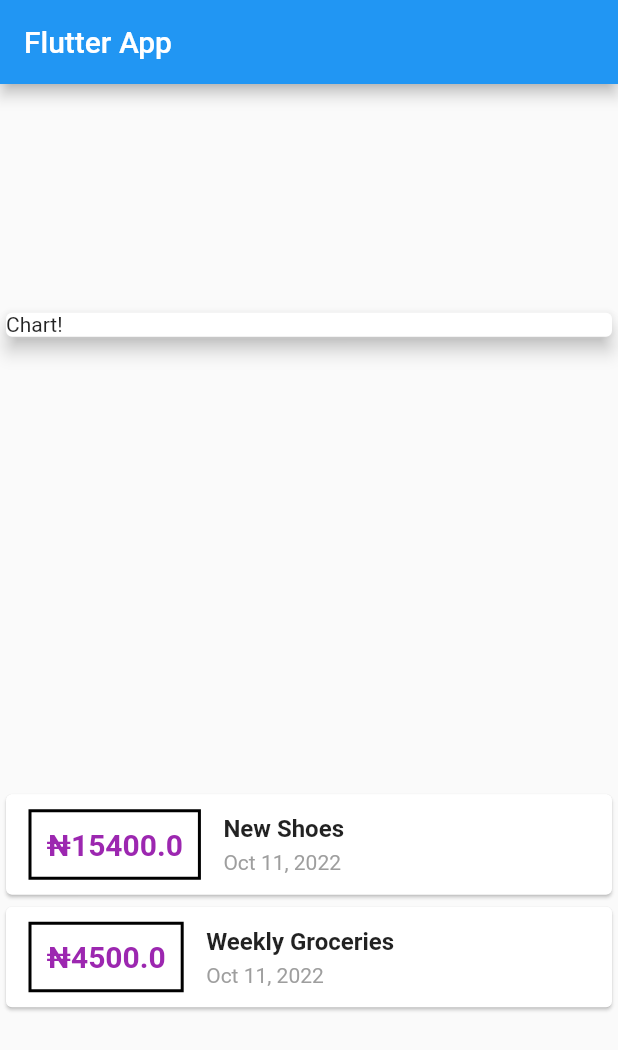
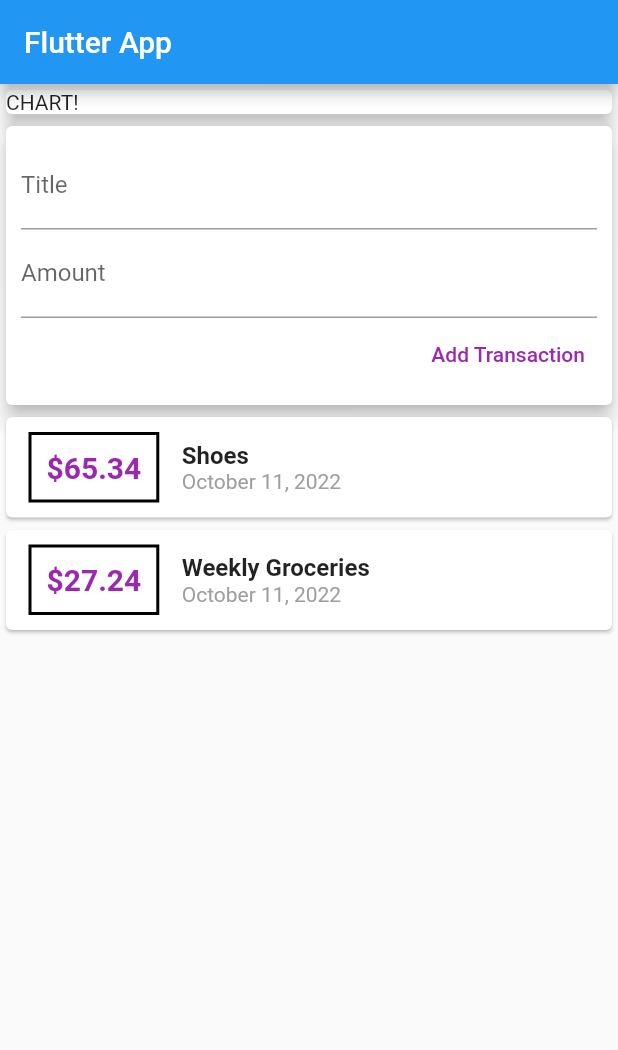
Before and after one commit to Mbiman/Personal_Expenses_App, a Flutter app: the screen it shows after launch, on a phone screen of 412 x 824 dp. Shown: the top 1050 px of the screen. Run offline on Flutter 3.47's test engine with Material 2 defaults, Android fonts, the phone set to English and light mode, and no system bars; our stand-ins replace google_fonts; Roboto replaces fonts that are missing (Ubuntu).

Commit message:
List View

```diff
--- a/lib/main.dart
+++ b/lib/main.dart
@@ -1,18 +1,12 @@
 import 'package:flutter/material.dart';
-import 'package:google_fonts/google_fonts.dart';
-import 'package:my_expenses/transaction.dart';
-import 'package:intl/intl.dart';
+import 'package:my_expenses/widgets/user_transactions.dart';
 
-void main() {
-  runApp(const MyApp());
-}
+void main() => runApp(MyApp());
 
 class MyApp extends StatelessWidget {
-  const MyApp({Key? key}) : super(key: key);
-
   @override
   Widget build(BuildContext context) {
-    return const MaterialApp(
+    return MaterialApp(
       title: 'Flutter App',
       home: MyHomePage(),
     );
@@ -20,87 +14,26 @@ class MyApp extends StatelessWidget {
 }
 
 class MyHomePage extends StatelessWidget {
-  const MyHomePage({Key? key}) : super(key: key);
   @override
   Widget build(BuildContext context) {
-    final List<Transaction> transactions = [
-      Transaction(
-        id: 't1',
-        title: 'New Shoes',
-        amount: 15400,
-        date: DateTime.now(),
-      ),
-      Transaction(
-        id: 't2',
-        title: 'Weekly Groceries',
-        amount: 4500,
-        date: DateTime.now(),
-      )
-    ];
     return Scaffold(
       appBar: AppBar(
-        title: const Text('Flutter App'),
+        title: Text('Flutter App'),
       ),
-      body: Column(
-        mainAxisAlignment: MainAxisAlignment.spaceAround,
+      body: SingleChildScrollView(
+        child: Column(
           crossAxisAlignment: CrossAxisAlignment.stretch,
           children: [
-          const SizedBox(
+            Container(
               width: double.infinity,
               child: Card(
+                child: Text('CHART!'),
                 elevation: 5,
-              child: Text('Chart!'),
               ),
             ),
-          Column(
-            children: transactions.map((tx) {
-              return Card(
-                child: Row(
-                  children: [
-                    Container(
-                      margin: const EdgeInsets.symmetric(
-                          vertical: 10, horizontal: 15),
-                      decoration: BoxDecoration(
-                          border: Border.all(
-                        color: Colors.black,
-                        width: 2,
-                      )),
-                      padding: const EdgeInsets.all(10),
-                      child: Text(
-                        '₦${tx.amount}',
-                        style: GoogleFonts.ubuntu(
-                          fontWeight: FontWeight.bold,
-                          fontSize: 20,
-                          color: Colors.purple,
-                        ),
-                      ),
-                    ),
-                    Column(
-                      crossAxisAlignment: CrossAxisAlignment.start,
-                      children: [
-                        Text(
-                          tx.title!,
-                          style: GoogleFonts.aBeeZee(
-                            fontWeight: FontWeight.bold,
-                            fontSize: 16,
-                          ),
-                        ),
-                        const SizedBox(height: 5),
-                        Text(
-                          DateFormat.yMMMd().format(tx.date!),
-                          style: GoogleFonts.aBeeZee(
-                            color: Colors.grey,
-                            fontSize: 14,
-                          ),
-                        ),
-                      ],
-                    )
+            UserTransactions(),
           ],
         ),
-              );
-            }).toList(),
-          )
-        ],
       ),
     );
   }
--- a/lib/transaction.dart
+++ b/lib/models/transaction.dart
@@ -1,10 +1,10 @@
 import 'package:flutter/material.dart';
 
 class Transaction {
-  final String? id;
-  final String? title;
-  final double? amount;
-  final DateTime? date;
+  String id;
+  String title;
+  double amount;
+  DateTime date;
 
   Transaction({
     @required this.id,
--- /dev/null
+++ b/lib/widgets/new_transaction.dart
@@ -0,0 +1,58 @@
+import 'package:flutter/material.dart';
+import 'package:google_fonts/google_fonts.dart';
+
+class NewTransaction extends StatelessWidget {
+  final Function addTx;
+  final titleController = TextEditingController();
+  final amountController = TextEditingController();
+
+  NewTransaction(this.addTx);
+
+  @override
+  Widget build(BuildContext context) {
+    return Card(
+      elevation: 5,
+      child: Container(
+        padding: EdgeInsets.all(10),
+        child: Column(
+          crossAxisAlignment: CrossAxisAlignment.end,
+          children: [
+            TextField(
+              controller: titleController,
+              decoration: InputDecoration(
+                label: Text(
+                  'Title',
+                  style: GoogleFonts.aBeeZee(),
+                ),
+              ),
+            ),
+            TextField(
+              keyboardType: TextInputType.number,
+              controller: amountController,
+              decoration: InputDecoration(
+                label: Text(
+                  'Amount',
+                  style: GoogleFonts.aBeeZee(),
+                ),
+              ),
+            ),
+            TextButton(
+              onPressed: () {
+                addTx(
+                  titleController.text,
+                  double.parse(amountController.text),
+                );
+              },
+              child: Text(
+                'Add Transaction',
+                style: GoogleFonts.aBeeZee(
+                  color: Colors.purple,
+                ),
+              ),
+            )
+          ],
+        ),
+      ),
+    );
+  }
+}
--- /dev/null
+++ b/lib/widgets/transaction_list.dart
@@ -0,0 +1,66 @@
+import 'package:flutter/material.dart';
+import 'package:google_fonts/google_fonts.dart';
+import 'package:intl/intl.dart';
+import 'package:my_expenses/models/transaction.dart';
+
+class TransactionList extends StatelessWidget {
+  final List<Transaction> transactions;
+
+  TransactionList(this.transactions);
+
+  @override
+  Widget build(BuildContext context) {
+    return Container(
+      height: 300,
+      child: ListView.builder(
+        itemBuilder: (context, index) {
+          return Card(
+            child: Row(
+              children: [
+                Container(
+                  padding: EdgeInsets.all(10),
+                  margin: EdgeInsets.symmetric(
+                    vertical: 10,
+                    horizontal: 15,
+                  ),
+                  decoration: BoxDecoration(
+                      border: Border.all(
+                    color: Colors.black,
+                    width: 2,
+                  )),
+                  child: Text(
+                    '\$${transactions[index].amount}',
+                    style: GoogleFonts.ubuntu(
+                      fontWeight: FontWeight.bold,
+                      fontSize: 20,
+                      color: Colors.purple,
+                    ),
+                  ),
+                ),
+                Column(
+                  crossAxisAlignment: CrossAxisAlignment.start,
+                  children: [
+                    Text(
+                      transactions[index].title,
+                      style: GoogleFonts.aBeeZee(
+                        fontWeight: FontWeight.bold,
+                        fontSize: 16,
+                      ),
+                    ),
+                    Text(
+                      DateFormat.yMMMMd().format(transactions[index].date),
+                      style: GoogleFonts.aBeeZee(
+                        color: Colors.grey,
+                      ),
+                    ),
+                  ],
+                )
+              ],
+            ),
+          );
+        },
+        itemCount: transactions.length,
+      ),
+    );
+  }
+}
--- /dev/null
+++ b/lib/widgets/user_transactions.dart
@@ -0,0 +1,52 @@
+import 'package:flutter/material.dart';
+import 'package:my_expenses/widgets/new_transaction.dart';
+import 'package:my_expenses/widgets/transaction_list.dart';
+
+import '../models/transaction.dart';
+
+class UserTransactions extends StatefulWidget {
+  const UserTransactions({Key key}) : super(key: key);
+
+  @override
+  State<UserTransactions> createState() => _UserTransactionsState();
+}
+
+class _UserTransactionsState extends State<UserTransactions> {
+  final List<Transaction> _userTransactions = [
+    Transaction(
+      id: 't1',
+      title: 'Shoes',
+      amount: 65.34,
+      date: DateTime.now(),
+    ),
+    Transaction(
+      id: 't2',
+      title: 'Weekly Groceries',
+      amount: 27.24,
+      date: DateTime.now(),
+    )
+  ];
+
+  void _addNewTransaction(String txTitle, double txAmount) {
+    final newTx = Transaction(
+      id: DateTime.now().toString(),
+      title: txTitle,
+      amount: txAmount,
+      date: DateTime.now(),
+    );
+
+    setState(() {
+      _userTransactions.add(newTx);
+    });
+  }
+
+  @override
+  Widget build(BuildContext context) {
+    return Column(
+      children: [
+        NewTransaction(_addNewTransaction),
+        TransactionList(_userTransactions),
+      ],
+    );
+  }
+}
```
Also changed, not shown: pubspec.yaml (+4 -17 lines), pubspec.lock. Lines whose indentation alone changed are shown as unchanged.
